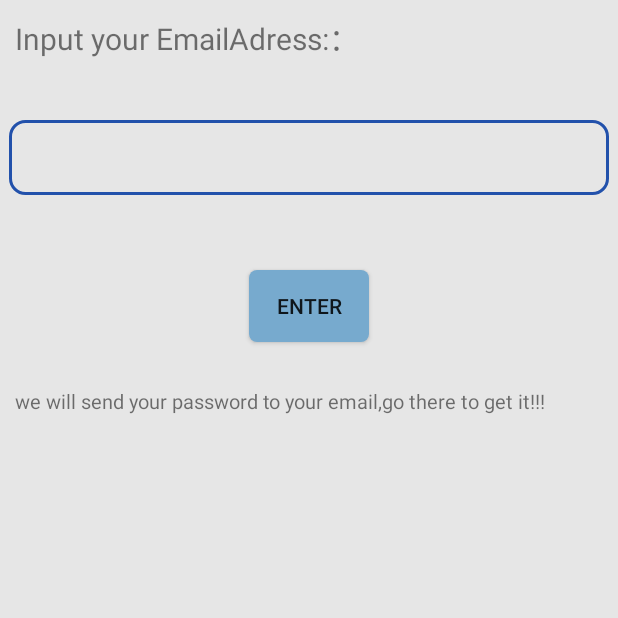
After one commit to Nonsensewk/Android_19_10_14, an Android app: the PasswordForgetActivity screen opened directly, with no data from a screen before it, on a phone screen of 412 x 824 dp, the top half of it. The commit adds this screen. Run offline under Robolectric (Android 15) with nearby library versions, the phone set to English and light mode, and no system bars.

Commit message:
forget.xml

```diff
--- a/app/src/main/AndroidManifest.xml
+++ b/app/src/main/AndroidManifest.xml
@@ -1,17 +1,13 @@
 <?xml version="1.0" encoding="utf-8"?>
 <manifest xmlns:android="http://schemas.android.com/apk/res/android"
     package="ies.syuct.edu.cn.ies">
-
     <!-- 开启权限 -->
     <!-- GPS定位权限 -->
     <uses-permission android:name="android.permission.ACCESS_FINE_LOCATION" />
-    <uses-permission android:name="android.permission.ACCESS_COARSE_LOCATION" />
-    <!-- 连接互联网Internet权限 -->
+    <uses-permission android:name="android.permission.ACCESS_COARSE_LOCATION" /> <!-- 连接互联网Internet权限 -->
     <uses-permission android:name="android.permission.INTERNET" />
     <uses-permission android:name="android.permission.ACCESS_NETWORK_STATE" />
-    <uses-permission android:name="android.permission.WRITE_EXTERNAL_STORAGE"/>
-
-
+    <uses-permission android:name="android.permission.WRITE_EXTERNAL_STORAGE" />
 
     <application
         android:allowBackup="true"
@@ -20,8 +16,8 @@
         android:roundIcon="@mipmap/ic_launcher_round"
         android:supportsRtl="true"
         android:theme="@style/Theme.AppCompat.Light.NoActionBar"
-        android:usesCleartextTraffic="true"
-        >
+        android:usesCleartextTraffic="true">
+        <activity android:name=".PasswordForgetActivity" android:exported="true"></activity>
         <activity
             android:name=".MainActivity"
             android:exported="true">
@@ -31,10 +27,11 @@
                 <category android:name="android.intent.category.LAUNCHER" />
             </intent-filter>
         </activity>
-        <activity android:name=".IndexActivity"></activity>
+        <activity android:name=".IndexActivity" />
 
-        <uses-library android:name="org.apache.http.legacy" android:required="false"/>
-
+        <uses-library
+            android:name="org.apache.http.legacy"
+            android:required="false" />
     </application>
 
 </manifest>
--- a/app/src/main/java/ies/syuct/edu/cn/ies/MainActivity.java
+++ b/app/src/main/java/ies/syuct/edu/cn/ies/MainActivity.java
@@ -59,6 +59,7 @@ public class MainActivity extends AppCompatActivity {
         auto_Login = findViewById(R.id.cb_auto_login);
 
 
+
         //获取sp对象实例
         sp = this.getSharedPreferences("userInfo", Context. MODE_PRIVATE );
 
@@ -68,21 +69,23 @@ public class MainActivity extends AppCompatActivity {
 
             userName.setText(sp.getString("USER_NAME", ""));
             userPassword.setText(sp.getString("PASSWORD", ""));
+            userName.setHint(sp.getString("USER_NAME",""));
+            userPassword.setHint(sp.getString("PASSWORD", ""));
+
             //判断自动登陆多选框状态
             if(sp.getBoolean("AUTO_ISCHECK", false))
             {
                 //设置默认是自动登录状态
                 auto_Login.setChecked(true);
                 //跳转界面
-                Intent intent = new Intent(MainActivity.this, IndexActivity.class);
-                startActivity(intent);
+            }else{
+
             }
         }
         //监听记住密码多选框按钮事件
         remUser.setOnCheckedChangeListener(new CompoundButton.OnCheckedChangeListener() {
             public void onCheckedChanged(CompoundButton buttonView,boolean isChecked) {
                 if (remUser.isChecked()) {
-
                     System.out.println("记住密码已选中");
                     sp.edit().putBoolean("ISCHECK", true).commit();
 
--- /dev/null
+++ b/app/src/main/java/ies/syuct/edu/cn/ies/PasswordForgetActivity.java
@@ -0,0 +1,13 @@
+package ies.syuct.edu.cn.ies;
+
+import android.support.v7.app.AppCompatActivity;
+import android.os.Bundle;
+
+public class PasswordForgetActivity extends AppCompatActivity {
+
+    @Override
+    protected void onCreate(Bundle savedInstanceState) {
+        super.onCreate(savedInstanceState);
+        setContentView(R.layout.activity_password_forget);
+    }
+}
--- /dev/null
+++ b/app/src/main/res/drawable/public_buttontouch.xml
@@ -0,0 +1,15 @@
+<?xml version="1.0" encoding="utf-8"?>
+<selector xmlns:android="http://schemas.android.com/apk/res/android">
+    <item android:state_pressed="true">
+        <shape>
+            <solid android:color="#3C8DC4"/>
+            <corners android:radius="5dp"/>
+        </shape>
+    </item>
+    <item android:state_pressed="false">
+        <shape>
+            <solid android:color="#77AACE"/>
+            <corners android:radius="5dp"/>
+        </shape>
+    </item>
+</selector>
--- a/app/src/main/res/layout/activity_main.xml
+++ b/app/src/main/res/layout/activity_main.xml
@@ -103,7 +103,6 @@
         android:textSize="18sp"
         android:layout_below="@+id/et_user_pwd"
         android:layout_marginTop="30dp"
-        android:checked="true"
         android:layout_centerHorizontal="true"
         />
 
@@ -114,7 +113,6 @@
         android:layout_below="@+id/cb_id"
         android:text="@string/autologin"
         android:layout_centerHorizontal="true"
-        android:checked="true"
         android:textSize="18sp" />
 
     <ImageView
--- /dev/null
+++ b/app/src/main/res/layout/activity_password_forget.xml
@@ -0,0 +1,47 @@
+<RelativeLayout xmlns:android="http://schemas.android.com/apk/res/android"
+    android:layout_width="fill_parent"
+    android:layout_height="fill_parent"
+    android:background="#E6E6E6"
+    android:orientation="vertical" >
+
+    <TextView
+        android:id="@+id/tv_msg"
+        android:layout_width="wrap_content"
+        android:layout_height="wrap_content"
+        android:textSize="20sp"
+        android:layout_margin="10dp"
+        android:text="Input your EmailAdress:：" />
+
+    <EditText
+        android:id="@+id/et_inputemail"
+        android:layout_width="400dp"
+        android:layout_centerHorizontal="true"
+        android:layout_height="50dp"
+        android:layout_below="@+id/tv_msg"
+        android:layout_marginTop="30dp"
+        android:background="@drawable/public_text_bg"
+        >
+
+    </EditText>
+
+    <Button
+        android:id="@+id/enter"
+        android:layout_width="80dp"
+        android:layout_height="wrap_content"
+        android:background="@drawable/public_buttontouch"
+        android:text="Enter"
+        android:layout_below="@+id/et_inputemail"
+        android:layout_marginTop="50dp"
+        android:layout_centerHorizontal="true"
+        />
+    <TextView
+        android:id="@+id/tv_msg1"
+        android:layout_width="wrap_content"
+        android:layout_height="wrap_content"
+        android:textSize="13sp"
+        android:layout_below="@id/enter"
+        android:layout_marginTop="30dp"
+        android:text="   we will send your password to your email,go there to get it!!!" />
+
+
+</RelativeLayout>
```
